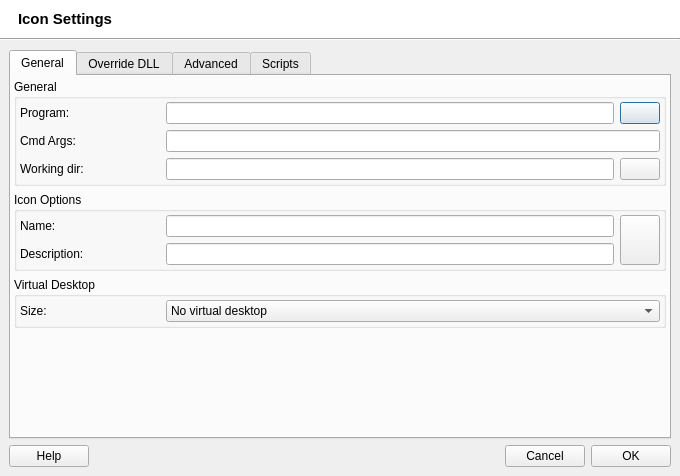
Qt form src/q4wine-gui/uis/IconSettings.ui (brezerk/q4wine) before a commit.
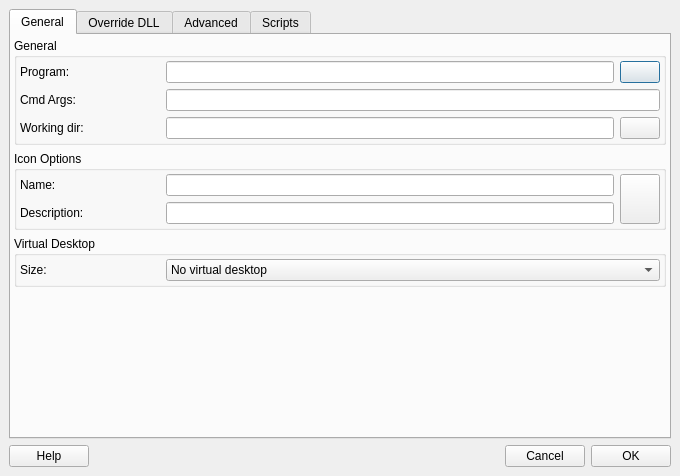
The same form after that commit. Icons and pictures are not drawn.

Commit message: Replace default raster icons with SVG analogs [BUG-21];

Diff of the .ui file:
```diff
--- a/src/q4wine-gui/uis/IconSettings.ui
+++ b/src/q4wine-gui/uis/IconSettings.ui
@@ -36,183 +36,6 @@
    <property name="bottomMargin">
     <number>0</number>
    </property>
-   <item>
-    <widget class="QWidget" name="widget_7" native="true">
-     <property name="palette">
-      <palette>
-       <active>
-        <colorrole role="Button">
-         <brush brushstyle="SolidPattern">
-          <color alpha="255">
-           <red>255</red>
-           <green>255</green>
-           <blue>255</blue>
-          </color>
-         </brush>
-        </colorrole>
-        <colorrole role="Midlight">
-         <brush brushstyle="SolidPattern">
-          <color alpha="255">
-           <red>255</red>
-           <green>255</green>
-           <blue>255</blue>
-          </color>
-         </brush>
-        </colorrole>
-        <colorrole role="Base">
-         <brush brushstyle="SolidPattern">
-          <color alpha="255">
-           <red>255</red>
-           <green>255</green>
-           <blue>255</blue>
-          </color>
-         </brush>
-        </colorrole>
-        <colorrole role="Window">
-         <brush brushstyle="SolidPattern">
-          <color alpha="255">
-           <red>255</red>
-           <green>255</green>
-           <blue>255</blue>
-          </color>
-         </brush>
-        </colorrole>
-       </active>
-       <inactive>
-        <colorrole role="Button">
-         <brush brushstyle="SolidPattern">
-          <color alpha="255">
-           <red>255</red>
-           <green>255</green>
-           <blue>255</blue>
-          </color>
-         </brush>
-        </colorrole>
-        <colorrole role="Midlight">
-         <brush brushstyle="SolidPattern">
-          <color alpha="255">
-           <red>255</red>
-           <green>255</green>
-           <blue>255</blue>
-          </color>
-         </brush>
-        </colorrole>
-        <colorrole role="Base">
-         <brush brushstyle="SolidPattern">
-          <color alpha="255">
-           <red>255</red>
-           <green>255</green>
-           <blue>255</blue>
-          </color>
-         </brush>
-        </colorrole>
-        <colorrole role="Window">
-         <brush brushstyle="SolidPattern">
-          <color alpha="255">
-           <red>255</red>
-           <green>255</green>
-           <blue>255</blue>
-          </color>
-         </brush>
-        </colorrole>
-       </inactive>
-       <disabled>
-        <colorrole role="Button">
-         <brush brushstyle="SolidPattern">
-          <color alpha="255">
-           <red>255</red>
-           <green>255</green>
-           <blue>255</blue>
-          </color>
-         </brush>
-        </colorrole>
-        <colorrole role="Midlight">
-         <brush brushstyle="SolidPattern">
-          <color alpha="255">
-           <red>255</red>
-           <green>255</green>
-           <blue>255</blue>
-          </color>
-         </brush>
-        </colorrole>
-        <colorrole role="Base">
-         <brush brushstyle="SolidPattern">
-          <color alpha="255">
-           <red>255</red>
-           <green>255</green>
-           <blue>255</blue>
-          </color>
-         </brush>
-        </colorrole>
-        <colorrole role="Window">
-         <brush brushstyle="SolidPattern">
-          <color alpha="255">
-           <red>255</red>
-           <green>255</green>
-           <blue>255</blue>
-          </color>
-         </brush>
-        </colorrole>
-       </disabled>
-      </palette>
-     </property>
-     <property name="autoFillBackground">
-      <bool>true</bool>
-     </property>
-     <layout class="QHBoxLayout">
-      <property name="leftMargin">
-       <number>18</number>
-      </property>
-      <item>
-       <widget class="QLabel" name="lblCaption">
-        <property name="font">
-         <font>
-          <pointsize>11</pointsize>
-          <weight>75</weight>
-          <bold>true</bold>
-         </font>
-        </property>
-        <property name="text">
-         <string>Icon Settings</string>
-        </property>
-       </widget>
-      </item>
-      <item>
-       <spacer>
-        <property name="orientation">
-         <enum>Qt::Horizontal</enum>
-        </property>
-        <property name="sizeHint" stdset="0">
-         <size>
-          <width>40</width>
-          <height>20</height>
-         </size>
-        </property>
-       </spacer>
-      </item>
-      <item>
-       <widget class="QLabel" name="lblLogo">
-        <property name="text">
-         <string/>
-        </property>
-       </widget>
-      </item>
-     </layout>
-    </widget>
-   </item>
-   <item>
-    <widget class="Line" name="line">
-     <property name="sizePolicy">
-      <sizepolicy hsizetype="Minimum" vsizetype="Minimum">
-       <horstretch>0</horstretch>
-       <verstretch>0</verstretch>
-      </sizepolicy>
-     </property>
-     <property name="orientation">
-      <enum>Qt::Horizontal</enum>
-     </property>
-    </widget>
-   </item>
    <item>
     <widget class="QWidget" name="widget" native="true">
      <layout class="QVBoxLayout">
```
Left out of the diff: 8 changed lines with no effect on the pictures. The commit also changes 38 other files.
